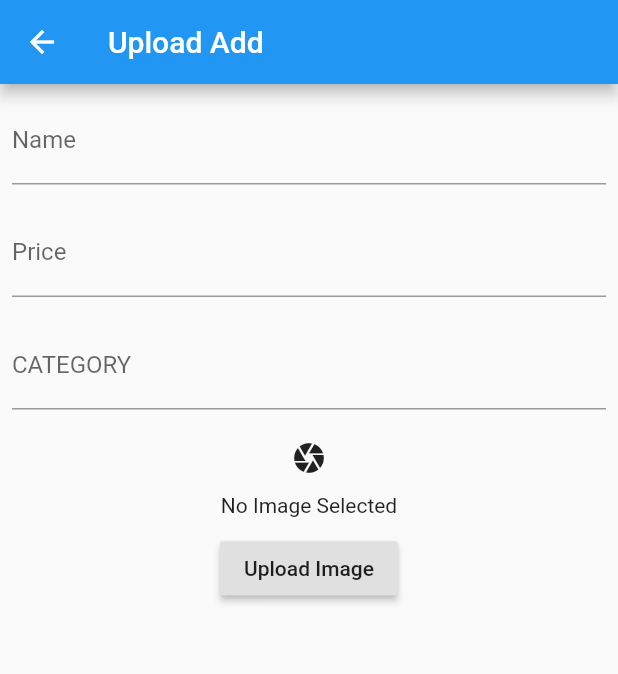
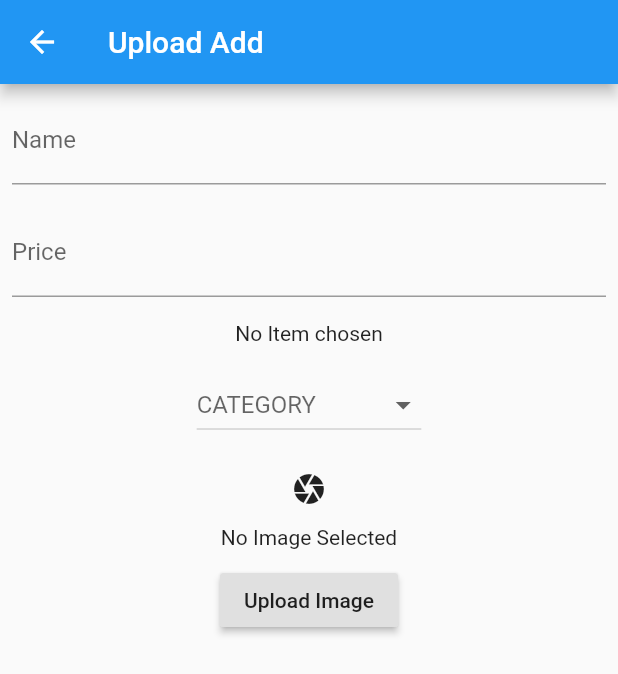
Before and after one commit to KINGPINS-WITS/kingpinssdp, a Flutter app: the DemoUploadImage screen opened directly, on a phone screen of 412 x 824 dp. Shown: the top 674 px of the screen. Run offline on Flutter 3.47's test engine with Material 2 defaults, Android fonts, the phone set to English and light mode, and no system bars; our stand-ins replace fluttertoast, form_field_validator, google_sign_in; missing offline and left inert: image_picker_web.

Commit message:
Uploading complete

```diff
--- a/lib/screens/upload.dart
+++ b/lib/screens/upload.dart
@@ -17,6 +17,8 @@ class DemoUploadImage extends StatefulWidget {
 
 class _DemoUploadImageState extends State<DemoUploadImage> {
   Uint8List? _image;
+  String? category;
+  String? _dropDownButtonvalue = 'No Item chosen';
   TextEditingController nameController = TextEditingController();
   TextEditingController priceController = TextEditingController();
   TextEditingController categoryController = TextEditingController();
@@ -40,7 +42,7 @@ class _DemoUploadImageState extends State<DemoUploadImage> {
     var response = await http.post(Uri.parse(url), body: {
       "productName": nameController.text,
       "productPrice": priceController.text,
-      "category": categoryController.text,
+      "category": category,
       "image": img64,
       "seller": CurrentUser.email,
     });
@@ -99,9 +101,27 @@ class _DemoUploadImageState extends State<DemoUploadImage> {
             ),
             Padding(
               padding: const EdgeInsets.all(8.0),
-              child: TextField(
-                controller: categoryController,
-                decoration: InputDecoration(labelText: 'CATEGORY'),
+              child: Text(_dropDownButtonvalue!),
+            ),
+            Padding(
+              padding: const EdgeInsets.all(8.0),
+
+              child:DropdownButton<String>(
+                hint: Text('CATEGORY'),
+                items: <String>['BOOK A TUTOR', 'BOOKS', 'LAPTOP REPAIRS', 'MENTORSHIP','PERIPHERALS', 'STATIONERY'].map((String value) {
+                  return DropdownMenuItem<String>(
+                    value: value,
+                    child: Text(value),
+                  );
+                }).toList(),
+                onChanged: (value) {
+                  setState(() {
+                    _dropDownButtonvalue= value;
+                  });
+                  hint: Text(value!);
+                  category = value;
+                },
+
               ),
             ),
             IconButton(
```
Also changed, not shown: lib/Services/mentorship.dart (deleted, +0 -135 lines), lib/Services/repair.dart (deleted, +0 -135 lines), lib/Services/tutor.dart (+30 -14 lines), lib/homepage.dart (+13 -16 lines), lib/products/peripherals.dart (deleted), lib/products/stationery.dart (deleted).
